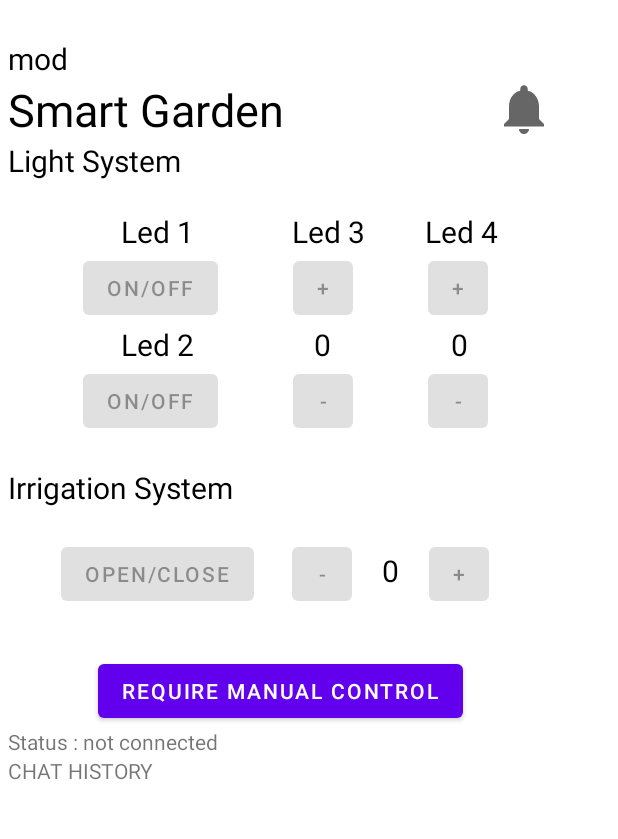
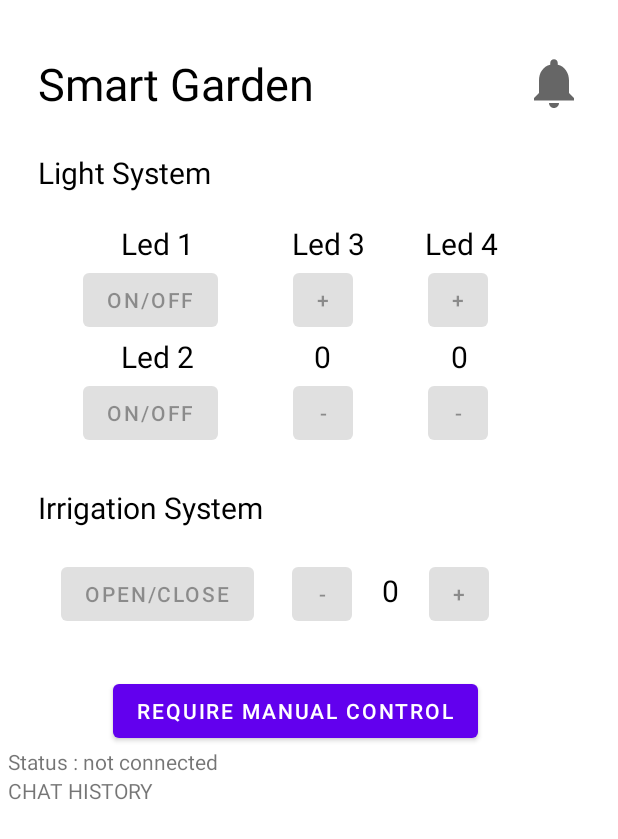
Before and after one commit to FilippoVenturini8/SmartGarden, an Android app: the screen it shows after launch (MainActivity), on a phone screen of 412 x 824 dp. Shown: the top 839 px of the screen. Run offline under Robolectric (Android 15) with nearby library versions, the light colour scheme and no system bars.

```diff
--- a/garden-app/app/src/main/java/com/example/garden_app/MainActivity.java
+++ b/garden-app/app/src/main/java/com/example/garden_app/MainActivity.java
@@ -311,8 +311,6 @@ public class MainActivity extends AppCompatActivity {
     private void updateUI(){
         txtLed3.setText(led3);
         txtLed4.setText(led4);
-        TextView mod = findViewById(R.id.modality_txtView);
-        mod.setText(modality);
 
         if(modality.equals("ARM")){
             findViewById(R.id.img_notifications).setBackgroundResource(R.drawable.ic_baseline_notifications_24_error);
--- a/garden-app/app/src/main/res/layout/activity_main.xml
+++ b/garden-app/app/src/main/res/layout/activity_main.xml
@@ -12,25 +12,18 @@
         android:orientation="vertical"
         tools:context=".MainActivity">
 
-        <TextView
-            android:id="@+id/modality_txtView"
+        <LinearLayout
             android:layout_width="match_parent"
             android:layout_height="wrap_content"
-            android:layout_marginTop="20dp"
-            android:text="mod"
-            android:textColor="@color/black"
-            android:textSize="20dp" />
-
-        <LinearLayout
-            android:layout_width="match_parent"
-            android:layout_height="wrap_content">
+            android:layout_marginTop="30dp">
             <TextView
                 android:layout_width="wrap_content"
                 android:layout_height="wrap_content"
                 android:text="Smart Garden"
                 android:textColor="@color/black"
                 android:textSize="30dp"
-                android:layout_gravity="center_vertical"/>
+                android:layout_gravity="center_vertical"
+                android:layout_marginStart="20dp"/>
             <ImageView
                 android:layout_width="40dp"
                 android:layout_height="40dp"
@@ -49,7 +42,9 @@
             android:layout_height="wrap_content"
             android:text="Light System"
             android:textColor="@color/black"
-            android:textSize="20dp"/>
+            android:textSize="20dp"
+            android:layout_marginStart="20dp"
+            android:layout_marginTop="25dp"/>
 
         <LinearLayout
             android:layout_width="wrap_content"
@@ -168,7 +163,8 @@
             android:text="Irrigation System"
             android:textColor="@color/black"
             android:textSize="20dp"
-            android:layout_marginTop="20dp"/>
+            android:layout_marginTop="25dp"
+            android:layout_marginStart="20dp"/>
 
         <LinearLayout
             android:layout_width="match_parent"
@@ -212,7 +208,7 @@
             android:layout_height="wrap_content"
             android:layout_weight="1"
             android:text="Require Manual Control"
-            android:layout_marginStart="60dp"
+            android:layout_marginStart="70dp"
             android:layout_marginTop="30dp"/>
 
         <TextView
```
Also changed, not shown: 6 other files.
